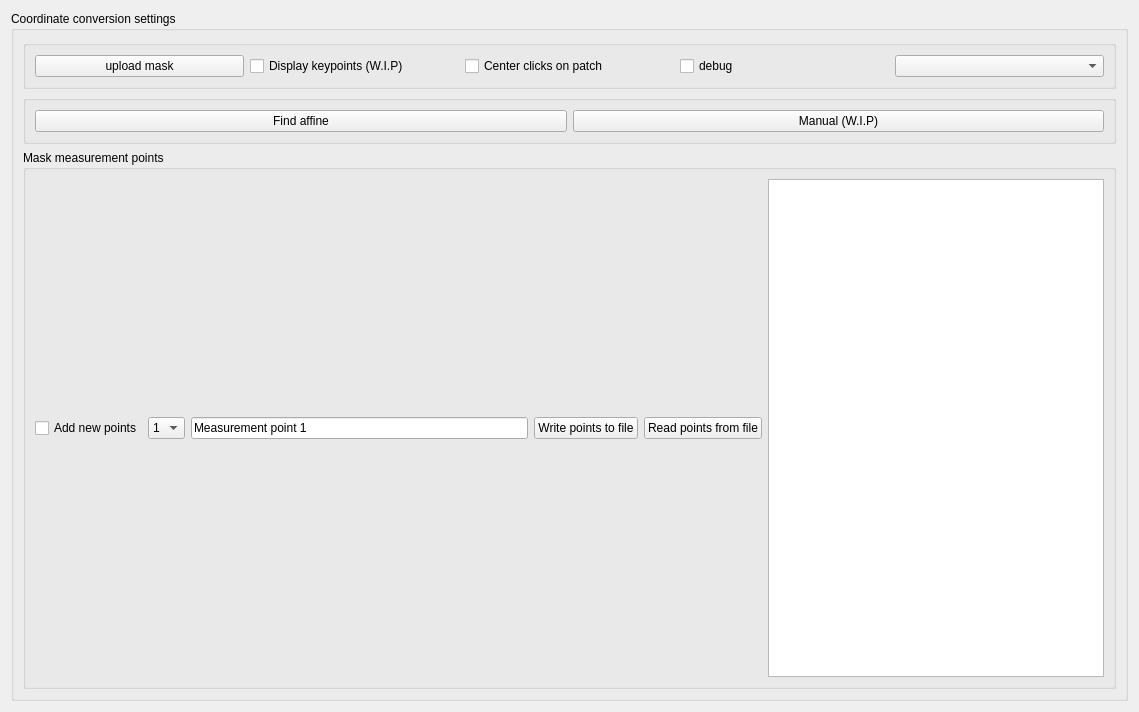
Before: the Qt Designer form plugins/Affine/Affine_settingsWidget.ui in pyIVLS/pyIVLS, drawn with Qt 5.
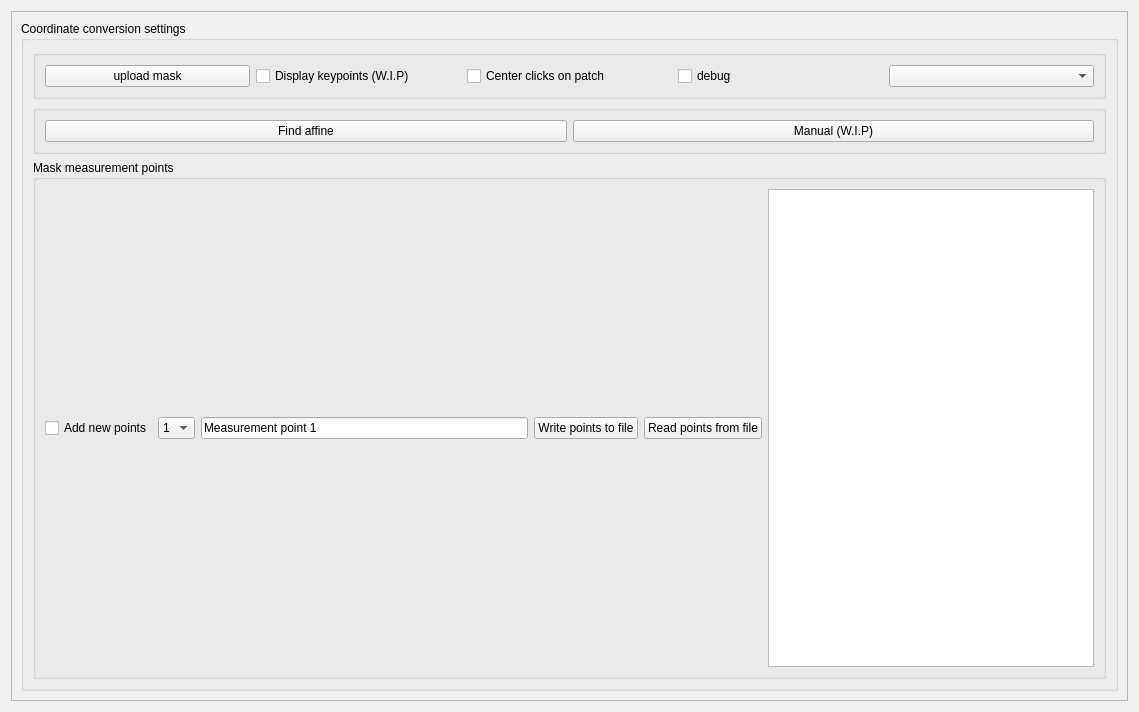
After: the same form once the commit is applied.

Commit message: Wrapped settingswidgets in scroll area to make them smaller when necessary

Diff of the .ui file:
```diff
--- a/plugins/Affine/Affine_settingsWidget.ui
+++ b/plugins/Affine/Affine_settingsWidget.ui
@@ -21,6 +21,21 @@
   </property>
   <layout class="QGridLayout" name="gridLayout">
    <item row="0" column="0">
+    <widget class="QScrollArea" name="scrollArea">
+     <property name="widgetResizable">
+      <bool>true</bool>
+     </property>
+     <widget class="QWidget" name="scrollAreaWidgetContents">
+      <property name="geometry">
+       <rect>
+        <x>0</x>
+        <y>0</y>
+        <width>1119</width>
+        <height>692</height>
+       </rect>
+      </property>
+      <layout class="QVBoxLayout" name="verticalLayout_2">
+       <item>
     <widget class="QGroupBox" name="groupBox_general">
      <property name="title">
       <string>Coordinate conversion settings</string>
@@ -165,6 +180,10 @@
        </widget>
       </item>
      </layout>
+        </widget>
+       </item>
+      </layout>
+     </widget>
     </widget>
    </item>
   </layout>
```
Lines whose indentation alone changed are shown as unchanged. The commit also changes 2 other files.
